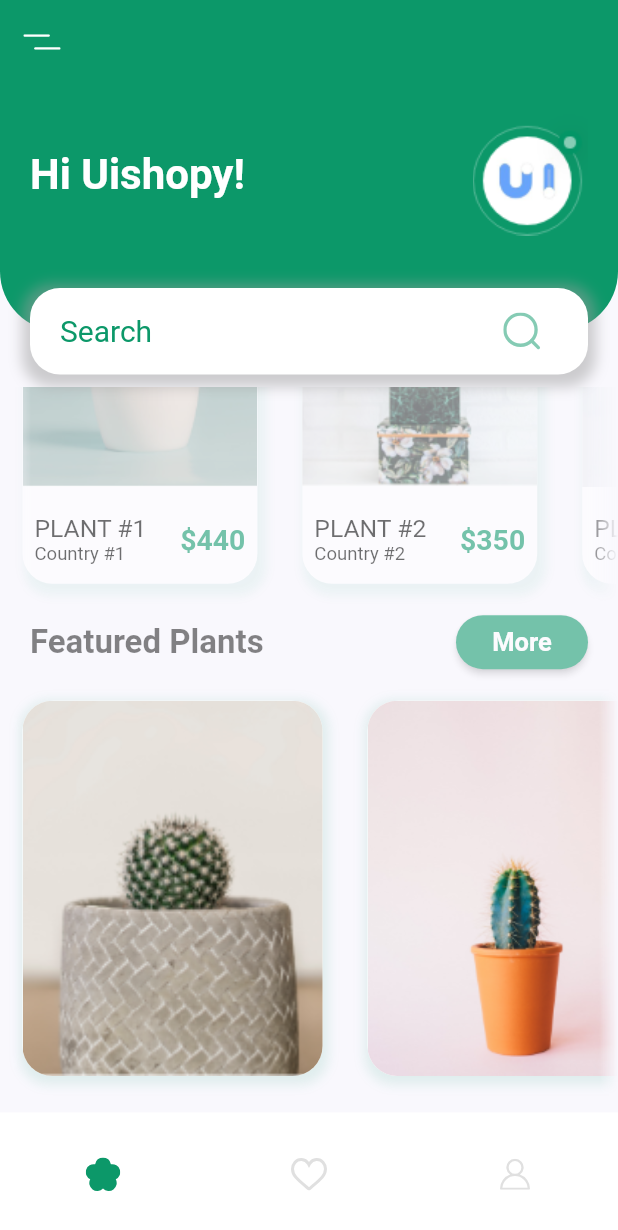
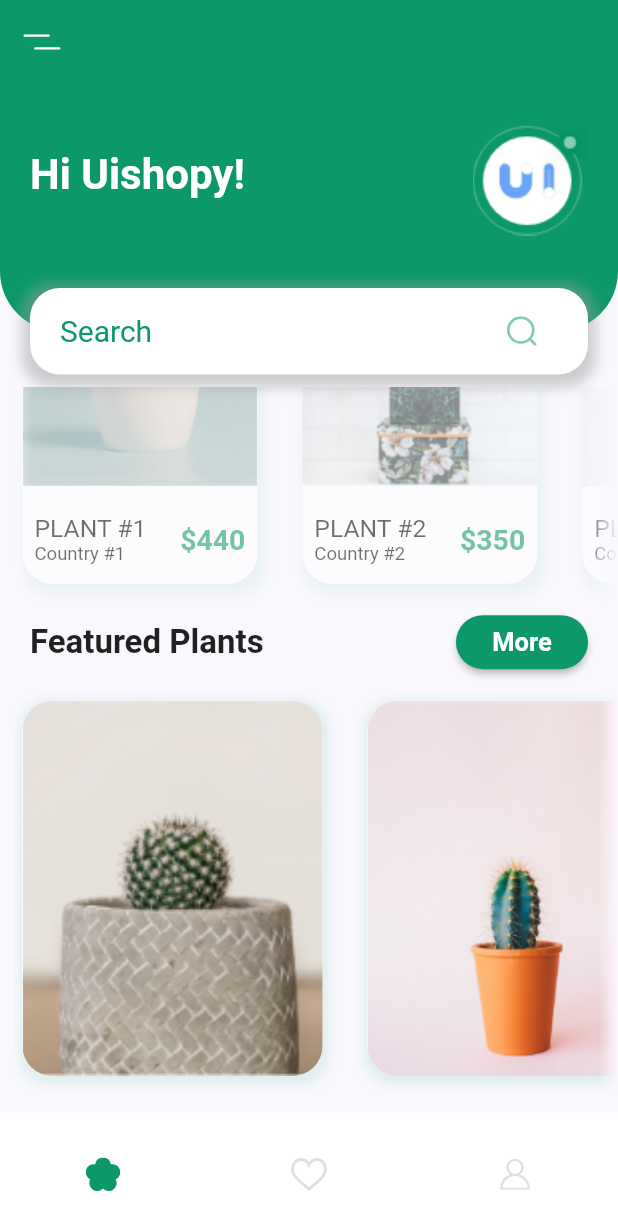
Before and after one commit to laguierre/Plant-App, a Flutter app: the screen it shows after launch, scrolled down 182 dp, on a phone screen of 412 x 824 dp. Shown: the top 1230 px of the screen. Run offline on Flutter 3.47's test engine with Material 2 defaults, Android fonts, the phone set to English and light mode, and no system bars; our stand-ins replace flutter_svg.

Commit message:
Modificación de los límites

```diff
--- a/lib/pages/home_page.dart
+++ b/lib/pages/home_page.dart
@@ -23,6 +23,7 @@ class _HomePageState extends State<HomePage> {
   double widthScreen = 1;
   double heightRecommended = 1;
   double heightListRecommended = 1;
+  double heightFeaturedPlant = 1;
 
   @override
   void initState() {
@@ -43,14 +44,21 @@ class _HomePageState extends State<HomePage> {
           _scrollControllerV.position.pixels.clamp(0, heightRecommended) /
               heightRecommended;
       _opacityRecommended =
-      (_scrollControllerV.position.pixels - heightRecommended).clamp(0, heightListRecommended) /
+          (_scrollControllerV.position.pixels - heightRecommended)
+                  .clamp(0, heightListRecommended) /
               heightListRecommended;
 
-      _opacityLabelAndButton_2 = (_scrollControllerV.position.pixels - heightRecommended).clamp(0, heightListRecommended) /
-          heightListRecommended;
+
+      //20 = altura que le quiero dar para que sea efectiva la opacidad
+      _opacityLabelAndButton_2  =
+      ((_scrollControllerV.position.pixels - heightFeaturedPlant) /(15)).clamp(0, 1);
+
+      print("*****************");
       print(_scrollControllerV.position.pixels);
+      print("*****************");
       print("Opacity List: $_opacityRecommended");
-      //print(_scrollControllerV.position.pixels - heightRecommended);
+      print("Opacity Featured: $_opacityLabelAndButton_2");
+      print(_scrollControllerV.position.pixels - heightRecommended);
     });
   }
 
@@ -75,7 +83,8 @@ class _HomePageState extends State<HomePage> {
       widthScreen = size.width;
       heightRecommended = sizeSearchBar;
       heightListRecommended = size.height * heightListCard;
-      print(heightListRecommended);
+      heightFeaturedPlant = heightListRecommended + heightRecommended;
+      print(heightFeaturedPlant);
     });
 
     return SafeArea(
@@ -181,7 +190,7 @@ class _FeaturedPlant extends StatelessWidget {
       height: size.height * heightListCard,
       child: ShaderMask(
         shaderCallback: (bounds) {
-          return LinearGradient(
+          return const LinearGradient(
             begin: Alignment.centerLeft,
             end: Alignment.centerRight,
             colors: [
@@ -287,7 +296,7 @@ class _LabelAndButton extends StatelessWidget {
   @override
   Widget build(BuildContext context) {
     return Padding(
-      padding: EdgeInsets.symmetric(horizontal: kDefaultPadding),
+      padding: const EdgeInsets.symmetric(horizontal: kDefaultPadding),
       child: Row(mainAxisAlignment: MainAxisAlignment.spaceBetween, children: [
         Text(textLabel,
             style: const TextStyle(fontWeight: FontWeight.bold, fontSize: 22)),
@@ -350,7 +359,7 @@ class _CustomSearchTextField extends StatelessWidget {
                       hintStyle: const TextStyle(color: kPrimaryColor),
                       suffixIcon: IconButton(
                         icon: SvgPicture.asset(search,
-                            color: kPrimaryColor, height: 25),
+                            color: kPrimaryColor, height: 20),
                         onPressed: () {},
                       ),
                       hintText: 'Search',
```
Also changed, not shown: pubspec.lock, 1 other file.
